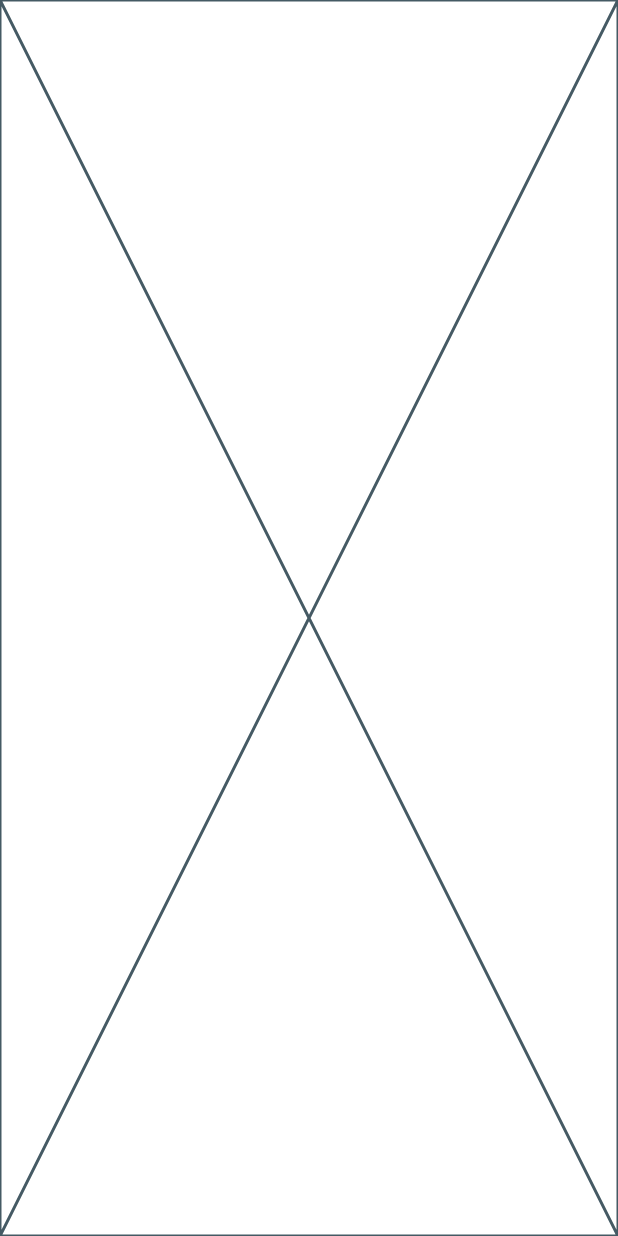
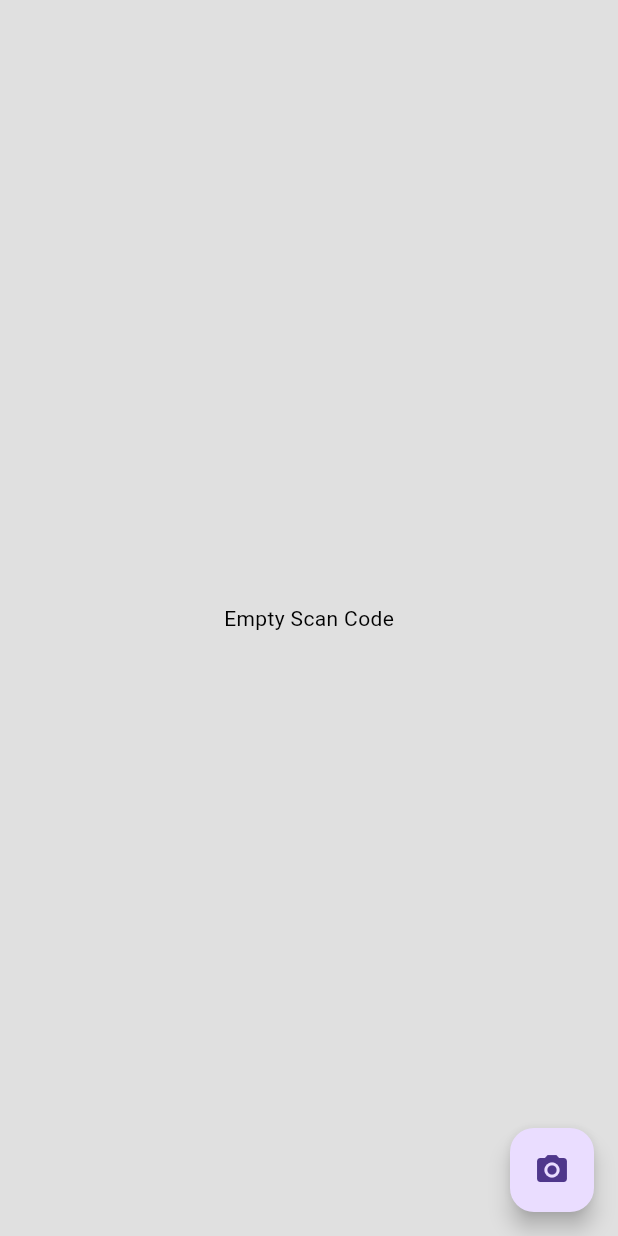
Before and after one commit to suye0n6/Pigsave, a Flutter app: the HomeScreen screen opened directly, after a tap on an icon or button, on a phone screen of 412 x 824 dp. Run offline on Flutter 3.47's test engine with Material 3 defaults, Android fonts, the phone set to English and light mode, and no system bars; our stand-ins replace flutter_svg; missing offline and left inert: qrscan.

Commit message:
ADD : qr 페이지 구현

```diff
--- a/lib/screen/PigQr.dart
+++ b/lib/screen/PigQr.dart
@@ -1,4 +1,6 @@
+import 'dart:async';
 import 'package:flutter/material.dart';
+import 'package:qrscan/qrscan.dart' as scanner;
 
 class Pigtag extends StatefulWidget {
   const Pigtag({super.key});
@@ -8,8 +10,43 @@ class Pigtag extends StatefulWidget {
 }
 
 class _PigtagState extends State<Pigtag> {
+  String _output = 'Empty Scan Code';
+  @override
+  initState() {
+    super.initState();
+  }
+
   @override
   Widget build(BuildContext context) {
-    return const Placeholder();
+    return MaterialApp(
+      home: Scaffold(
+        backgroundColor: Colors.grey[300],
+        body: Builder(
+          builder: (BuildContext context) {
+            return Center(
+              child: Text(_output, style: TextStyle(color: Colors.black)),
+            );
+          },
+        ),
+        floatingActionButton: FloatingActionButton(
+          onPressed: () => _scan(),
+          tooltip: 'scan',
+          child: const Icon(Icons.camera_alt),
+        ),
+      ),
+    );
+  }
+
+  Future _scan() async {
+    try {
+      String? barcode = await scanner.scan(); // barcode를 nullable로 변경
+      if (barcode != null) {
+        setState(() => _output = barcode);
+      } else {
+        setState(() => _output = '스캔 취소 또는 실패');
+      }
+    } catch (e) {
+      setState(() => _output = '스캔 중 오류 발생: $e');
+    }
   }
 }
--- a/pubspec.yaml
+++ b/pubspec.yaml
@@ -10,6 +10,8 @@ environment:
 dependencies:
   flutter:
     sdk: flutter
+
+  qrscan: ^0.3.3
   flutter_svg: ^2.0.10+1
   # Cupertino Icons 패키지 (iOS 스타일 아이콘)
   cupertino_icons: ^1.0.8
```
Also changed, not shown: pubspec.lock, 6 other files.
